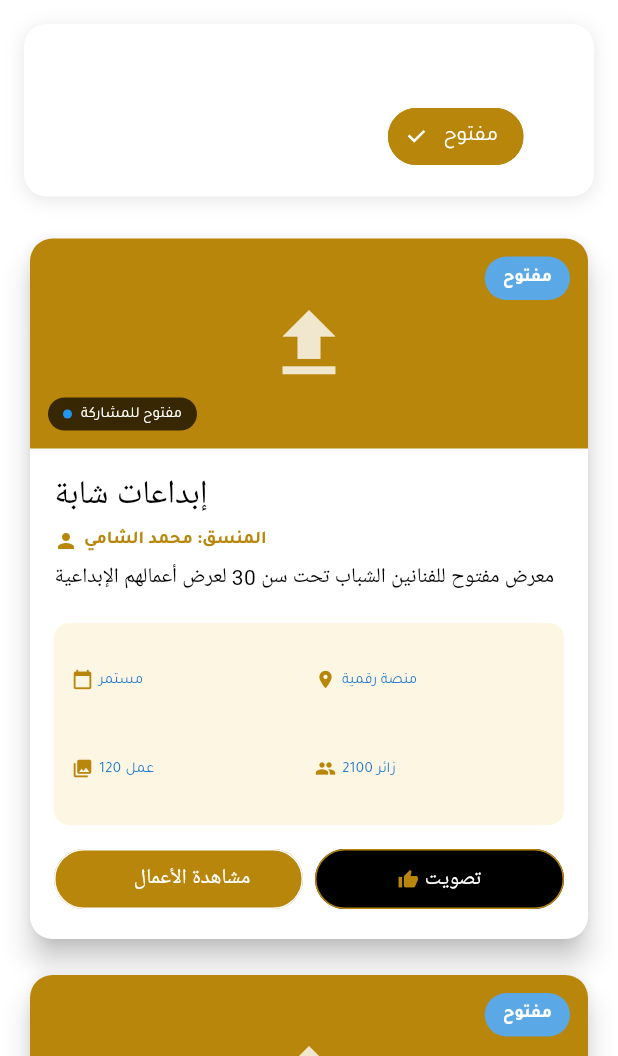
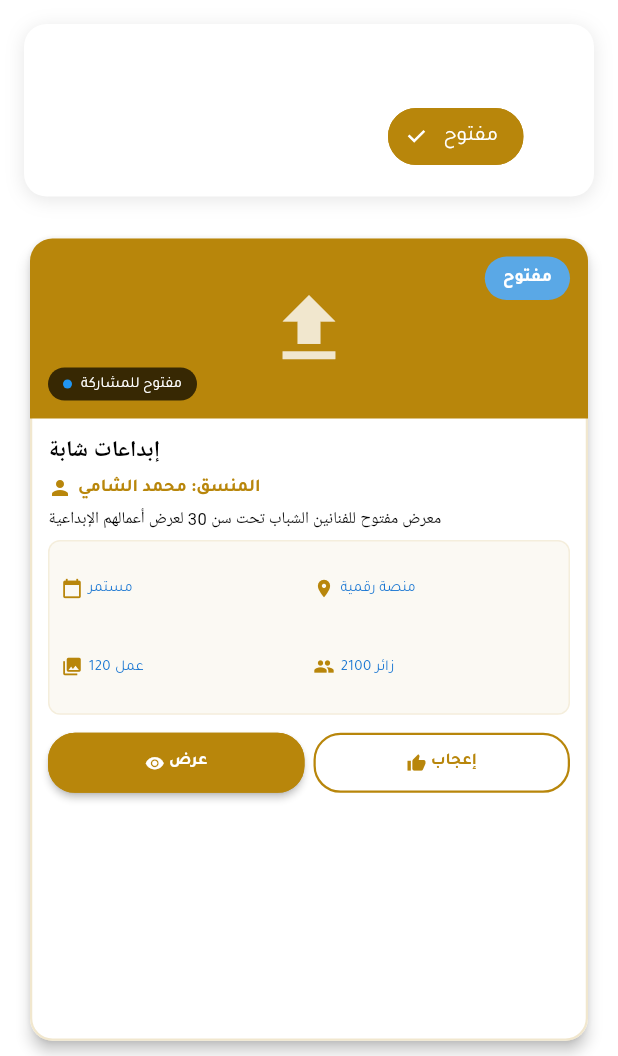
Before and after one commit to sajidammar/sana-a_arts_application, a Flutter app: the ExhibitionsPage screen opened directly, after a tap on "مفتوح", on a phone screen of 412 x 824 dp, the part 180-1236 px from its top. Run offline on Flutter 3.47's test engine with Material 3 defaults, Android fonts, the phone set to English and light mode, and no system bars; accounts and stored records are empty; network calls fail.

```diff
--- a/lib/views/exhibitions/exhibitiontype/exhibitions_page.dart
+++ b/lib/views/exhibitions/exhibitiontype/exhibitions_page.dart
@@ -122,9 +122,9 @@ class _ExhibitionsPageState extends State<ExhibitionsPage>
       physics: const NeverScrollableScrollPhysics(),
       gridDelegate: SliverGridDelegateWithFixedCrossAxisCount(
         crossAxisCount: _getCrossAxisCount(),
-        crossAxisSpacing: 16,
-        mainAxisSpacing: 16,
-        childAspectRatio: 0.8,
+        crossAxisSpacing: 12,
+        mainAxisSpacing: 12,
+        childAspectRatio: 0.7,
       ),
       itemCount: provider.filteredExhibitions.length,
       itemBuilder: (context, index) {
@@ -166,8 +166,7 @@ class _ExhibitionsPageState extends State<ExhibitionsPage>
   void _bookRealityExhibition(BuildContext context, Exhibition exhibition) {
     showDialog(
       context: context,
-      builder:
-          (context) => AlertDialog(
+      builder: (context) => AlertDialog(
         title: Text(
           'حجز تذكرة',
           style: TextStyle(
@@ -185,10 +184,7 @@ class _ExhibitionsPageState extends State<ExhibitionsPage>
         actions: [
           TextButton(
             onPressed: () => Navigator.pop(context),
-                child: const Text(
-                  'إلغاء',
-                  style: TextStyle(fontFamily: 'Tajawal'),
-                ),
+            child: const Text('إلغاء', style: TextStyle(fontFamily: 'Tajawal')),
           ),
           ElevatedButton(
             onPressed: () {
--- a/lib/views/exhibitions/exhibitiontype/widgets/exhibition_card.dart
+++ b/lib/views/exhibitions/exhibitiontype/widgets/exhibition_card.dart
@@ -23,9 +23,13 @@ class ExhibitionCard extends StatelessWidget {
     return ScaleAnimation(
       delay: animationDelay,
       child: Card(
-        elevation: 8,
+        elevation: 4,
         shape: RoundedRectangleBorder(
           borderRadius: BorderRadius.circular(AppConstants.borderRadius),
+          side: BorderSide(
+            color: Theme.of(context).primaryColor.withValues(alpha: 0.2),
+            width: 1.5,
+          ),
         ),
         child: InkWell(
           onTap: onTap,
@@ -33,6 +37,14 @@ class ExhibitionCard extends StatelessWidget {
           child: Container(
             decoration: BoxDecoration(
               borderRadius: BorderRadius.circular(AppConstants.borderRadius),
+              gradient: LinearGradient(
+                begin: Alignment.topCenter,
+                end: Alignment.bottomCenter,
+                colors: [
+                  Theme.of(context).colorScheme.surface,
+                  Theme.of(context).colorScheme.surface.withValues(alpha: 0.95),
+                ],
+              ),
             ),
             child: Column(
               crossAxisAlignment: CrossAxisAlignment.start,
@@ -55,7 +67,7 @@ class ExhibitionCard extends StatelessWidget {
       children: [
         // صورة الخلفية
         Container(
-          height: 140,
+          height: 120,
           decoration: BoxDecoration(
             // gradient: exhibition.type.gradient,
             color: Theme.of(context).primaryColor,
@@ -87,7 +99,7 @@ class ExhibitionCard extends StatelessWidget {
     return Container(
       padding: const EdgeInsets.symmetric(horizontal: 12, vertical: 6),
       decoration: BoxDecoration(
-        color: exhibition.type.color.withValues(alpha:0.9),
+        color: exhibition.type.color.withValues(alpha: 0.9),
         borderRadius: BorderRadius.circular(20),
       ),
       child: Text(
@@ -148,19 +160,22 @@ class ExhibitionCard extends StatelessWidget {
 
   Widget _buildContentSection(dynamic context) {
     return Padding(
-      padding: const EdgeInsets.all(16),
+      padding: const EdgeInsets.all(12),
       child: Column(
         crossAxisAlignment: CrossAxisAlignment.start,
         children: [
           // العنوان
           Text(
             exhibition.title,
-            style: Theme.of(context).textTheme.titleLarge,
-            maxLines: 2,
+            style: Theme.of(context).textTheme.titleLarge?.copyWith(
+              fontSize: 15,
+              fontWeight: FontWeight.bold,
+            ),
+            maxLines: 1,
             overflow: TextOverflow.ellipsis,
           ),
 
-          const SizedBox(height: 8),
+          const SizedBox(height: 6),
 
           // المنسق
           Row(
@@ -187,24 +202,24 @@ class ExhibitionCard extends StatelessWidget {
             ],
           ),
 
-          const SizedBox(height: 6),
+          const SizedBox(height: 4),
 
           // الوصف
-          Expanded(
-            child: Text(
-              exhibition.description,
-              style: Theme.of(context).textTheme.bodyMedium,
-              maxLines: 3,
-              overflow: TextOverflow.ellipsis,
-            ),
+          Text(
+            exhibition.description,
+            style: Theme.of(
+              context,
+            ).textTheme.bodyMedium?.copyWith(fontSize: 11),
+            maxLines: 2,
+            overflow: TextOverflow.ellipsis,
           ),
 
-          const SizedBox(height: 8),
+          const SizedBox(height: 6),
 
           // التفاصيل
           _buildDetailsGrid(context),
 
-          const SizedBox(height: 12),
+          const SizedBox(height: 8),
 
           // الأزرار
           _buildActionButtons(context),
@@ -215,19 +230,23 @@ class ExhibitionCard extends StatelessWidget {
 
   Widget _buildDetailsGrid(dynamic context) {
     return Container(
-      padding: const EdgeInsets.all(12),
+      padding: const EdgeInsets.all(8),
       decoration: BoxDecoration(
-        color: Theme.of(context).scaffoldBackgroundColor,
-        borderRadius: BorderRadius.circular(10),
+        color: Theme.of(context).primaryColor.withValues(alpha: 0.05),
+        borderRadius: BorderRadius.circular(8),
+        border: Border.all(
+          color: Theme.of(context).primaryColor.withValues(alpha: 0.1),
+          width: 1,
+        ),
       ),
       child: GridView(
         shrinkWrap: true,
         physics: const NeverScrollableScrollPhysics(),
         gridDelegate: const SliverGridDelegateWithFixedCrossAxisCount(
           crossAxisCount: 2,
-          crossAxisSpacing: 8,
-          mainAxisSpacing: 8,
-          childAspectRatio: 3,
+          crossAxisSpacing: 6,
+          mainAxisSpacing: 6,
+          childAspectRatio: 3.5,
         ),
         children: [
           _buildDetailItem(Icons.calendar_today, exhibition.date, context),
@@ -274,10 +293,10 @@ class ExhibitionCard extends StatelessWidget {
         Expanded(
           child: _buildActionButton(
             exhibition.type == ExhibitionType.virtual
-                ? 'دخول افتراضي'
+                ? 'دخول'
                 : exhibition.type == ExhibitionType.reality
-                ? 'حجز تذكرة'
-                : 'مشاهدة الأعمال',
+                ? 'حجز'
+                : 'عرض',
             exhibition.type == ExhibitionType.virtual
                 ? Icons.card_membership_sharp
                 : exhibition.type == ExhibitionType.reality
@@ -287,14 +306,14 @@ class ExhibitionCard extends StatelessWidget {
             context,
           ),
         ),
-        const SizedBox(width: 8),
+        const SizedBox(width: 6),
         Expanded(
           child: _buildActionButton(
             exhibition.type == ExhibitionType.virtual
                 ? 'مشاركة'
                 : exhibition.type == ExhibitionType.reality
-                ? 'الاتجاهات'
-                : 'تصويت',
+                ? 'اتجاهات'
+                : 'إعجاب',
             exhibition.type == ExhibitionType.virtual
                 ? Icons.share
                 : exhibition.type == ExhibitionType.reality
@@ -317,35 +336,34 @@ class ExhibitionCard extends StatelessWidget {
     return ElevatedButton(
       onPressed: onTap,
       style: ElevatedButton.styleFrom(
-        backgroundColor:
-            isPrimary
-                ? Theme.of(context!).primaryColor
-                : Theme.of(context!).colorScheme.onSurface,
-        foregroundColor:
-            isPrimary
-                ? Theme.of(context).primaryColor
-                : Theme.of(context).primaryColor,
-        padding: const EdgeInsets.symmetric(horizontal: 8, vertical: 8),
+        backgroundColor: isPrimary
+            ? Theme.of(context!).primaryColor
+            : Theme.of(context!).colorScheme.surface,
+        foregroundColor: isPrimary
+            ? Theme.of(context).colorScheme.surface
+            : Theme.of(context).primaryColor,
+        padding: const EdgeInsets.symmetric(horizontal: 6, vertical: 6),
         shape: RoundedRectangleBorder(
-          borderRadius: BorderRadius.circular(20),
-          side: BorderSide(
-            color:
-                isPrimary
-                    ? Theme.of(context).colorScheme.surface
-                    : Theme.of(context).primaryColor,
-            width: 1,
-          ),
+          borderRadius: BorderRadius.circular(18),
+          side: BorderSide(color: Theme.of(context).primaryColor, width: 1.5),
         ),
-        elevation: 0,
+        elevation: isPrimary ? 2 : 0,
       ),
       child: Row(
         mainAxisAlignment: MainAxisAlignment.center,
         children: [
-          Icon(icon, size: 14),
-          const SizedBox(width: 4),
-          Text(
-            text,
-            style: TextStyle(color: Theme.of(context).colorScheme.surface),
+          Icon(icon, size: 13),
+          const SizedBox(width: 3),
+          Flexible(
+            child: Text(
+              text,
+              style: const TextStyle(
+                fontSize: 11,
+                fontWeight: FontWeight.w600,
+                fontFamily: 'Tajawal',
+              ),
+              overflow: TextOverflow.ellipsis,
+            ),
           ),
         ],
       ),
```
Also changed, not shown: lib/controllers/home_controller.dart (line endings or trailing spaces). Lines whose indentation alone changed are shown as unchanged.
